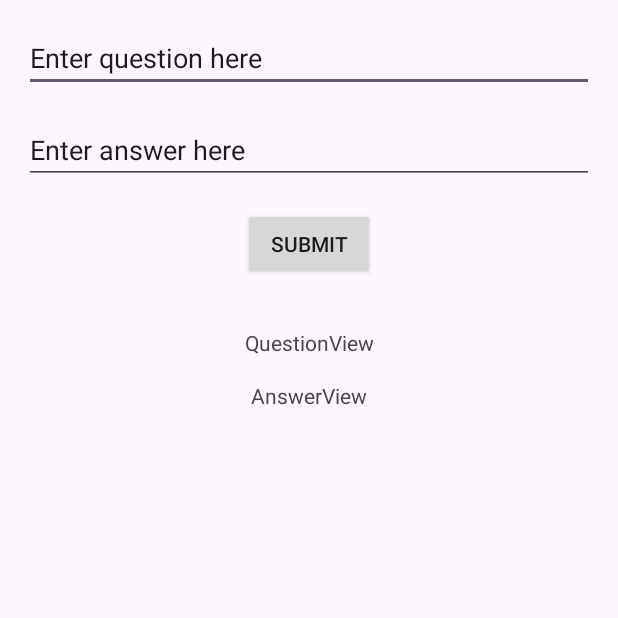
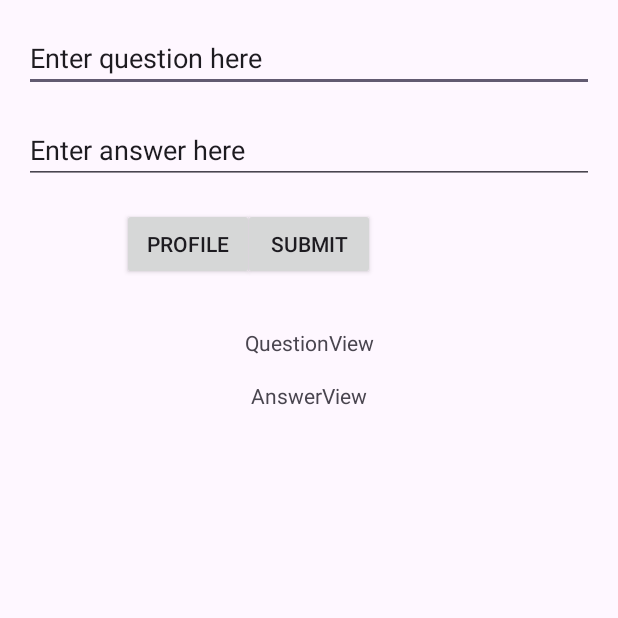
Before and after one commit to hkhan701/IntelliCards, an Android app: the screen it shows after launch (MainActivity), on a phone screen of 412 x 824 dp, the top half of it. Run offline under Robolectric (Android 15) with nearby library versions, the phone set to English and light mode, and no system bars.

Commit message:
move between Main and Profile UI

```diff
--- a/app/src/main/java/comp3350/intellicards/Presentation/MainActivity.java
+++ b/app/src/main/java/comp3350/intellicards/Presentation/MainActivity.java
@@ -1,6 +1,7 @@
 package comp3350.intellicards.Presentation;
 
 import android.app.Activity;
+import android.content.Intent;
 import android.os.Bundle;
 import android.view.View;
 import android.widget.Button;
@@ -22,7 +23,6 @@ public class MainActivity extends Activity {
     @Override
     protected void onCreate(Bundle savedInstanceState) {
         super.onCreate(savedInstanceState);
-
         setContentView(R.layout.activity_main);
         ViewCompat.setOnApplyWindowInsetsListener(findViewById(R.id.main), (v, insets) -> {
             Insets systemBars = insets.getInsets(WindowInsetsCompat.Type.systemBars());
@@ -33,11 +33,11 @@ public class MainActivity extends Activity {
         // Create a new FlashCardSet object
         FlashCardSet flashCardSet = new FlashCardSet("New Set");
 
-
         // get all the page views in variables
         TextView questionTextBox = findViewById(R.id.question);
         TextView answerTextBox = findViewById(R.id.answer);
         Button submitTextButton = findViewById(R.id.submitFlashcard);
+        Button profilePageButton = findViewById(R.id.profileButton);
 
         questionTextBox.setOnClickListener(new View.OnClickListener() {
             @Override
@@ -86,6 +86,15 @@ public class MainActivity extends Activity {
             }
         });
 
+        profilePageButton.setOnClickListener(new View.OnClickListener() {
+            @Override
+            public void onClick(View v) {
+                Intent intent = new Intent(MainActivity.this, ProfileActivity.class);
+                startActivity(intent);
+            }
+        });
+
+
     }
 
 
--- a/app/src/main/res/layout/activity_main.xml
+++ b/app/src/main/res/layout/activity_main.xml
@@ -5,7 +5,7 @@
     android:id="@+id/main"
     android:layout_width="match_parent"
     android:layout_height="match_parent"
-    tools:context="comp3350.intellicards.MainActivity">
+    tools:context="comp3350.intellicards.Presentation.MainActivity">
 
     <EditText
         android:id="@+id/question"
@@ -74,6 +74,15 @@
         app:layout_constraintStart_toStartOf="parent"
         app:layout_constraintTop_toBottomOf="@+id/answer_text_view" />
 
+    <Button
+        android:id="@+id/profileButton"
+        android:layout_width="wrap_content"
+        android:layout_height="wrap_content"
+        android:text="@string/profile"
+        app:layout_constraintTop_toBottomOf="@+id/answer"
+        app:layout_constraintStart_toStartOf="parent"
+        app:layout_constraintEnd_toEndOf="@+id/submitFlashcard"
+        android:layout_marginTop="16dp"/>
 
 
 </androidx.constraintlayout.widget.ConstraintLayout>
--- a/app/src/main/res/values/strings.xml
+++ b/app/src/main/res/values/strings.xml
@@ -1,6 +1,7 @@
 <resources>
     <string name="app_name">IntelliCards</string>
     <string name="deleted">DELETED</string>
-    <string name="settings">Settings</string>
+    <string name="profile">Profile</string>
     <string name="recovery">Recovery/Trash bin</string>
+    <string name="back">Back</string>
 </resources>
```
Also changed, not shown: app/src/main/AndroidManifest.xml (+7 -0 lines), app/src/main/java/comp3350/intellicards/Presentation/ProfileActivity.java (added, +36 -0 lines), app/src/main/res/layout/activity_account.xml (added, +27 -0 lines).
